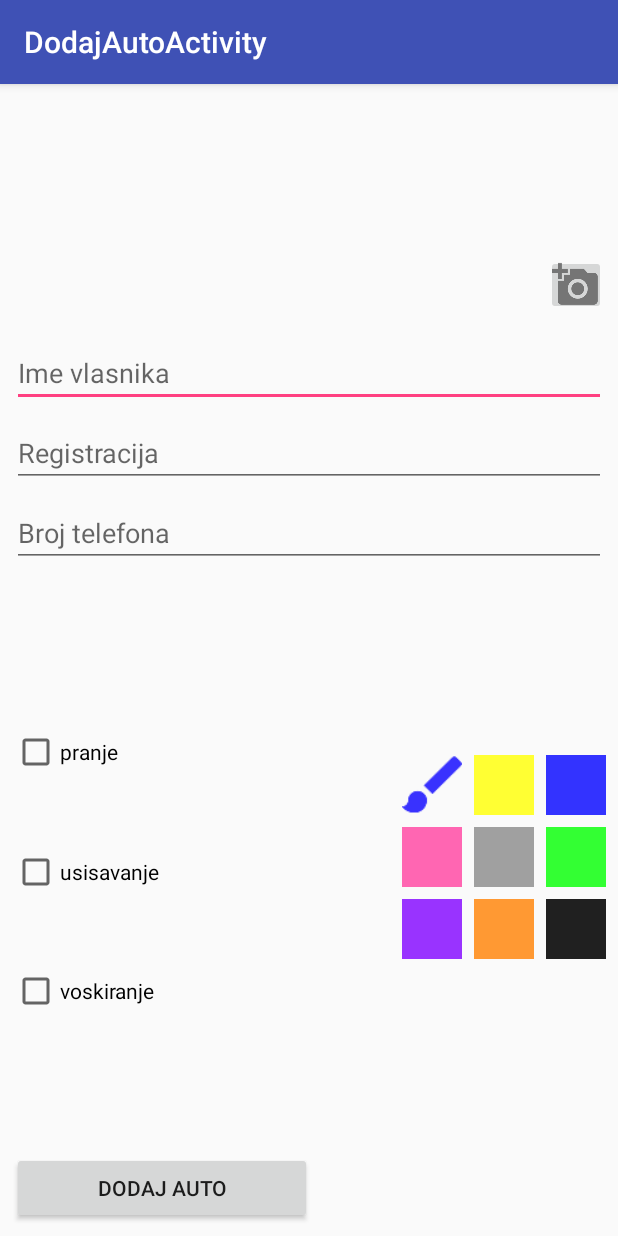
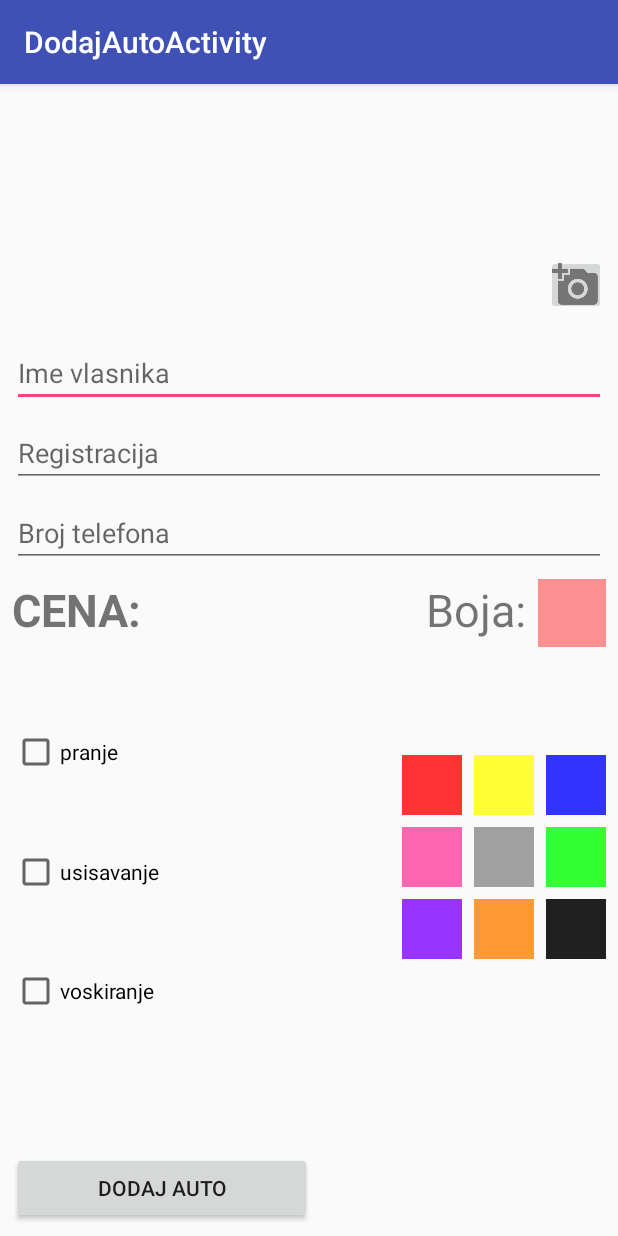
Before and after one commit to ComTradeSkola/Comtrade-Auto-perionica, an Android app: the DodajAutoActivity screen opened directly, with no data from a screen before it, after a tap on an icon or button, on a phone screen of 412 x 824 dp. Run offline under Robolectric (Android 15) with nearby library versions, the phone set to English and light mode, and no system bars.

Commit message:
Dopunio DodajAutoActivity

```diff
--- a/app/src/main/java/com/example/localadm/comtrade_auto_perionica/DodajAutoActivity.java
+++ b/app/src/main/java/com/example/localadm/comtrade_auto_perionica/DodajAutoActivity.java
@@ -48,6 +48,10 @@
     Button dodajAutoButton;
     ConstraintLayout layout;
     String lokacijaSlike;
+    View izabranaBojaView;
+    TextView ukupnaCenaUsluge;
+    int cenaUsluge = 0;
+
 
     //TODO zapamtiti da se na rotaciji ovo mora sacuvati i da se na osnovu ovoga mora opet oznaciti koja je boja selektovana
     int izabranaBoja;
@@ -61,6 +65,7 @@
         setSupportActionBar(toolbar);
 
         layout = findViewById(R.id.dodaj_auto_layout);
+
         imageView = findViewById(R.id.image_view_dodaj_auto);
         uslikajImageButton = findViewById(R.id.uslikaj_image_button);
         uslikajImageButton.setOnClickListener(new View.OnClickListener() {
@@ -69,12 +74,22 @@
                 proveriPermisiju();
             }
         });
+
         imeVlasnikatextView = findViewById(R.id.ime_vlasnika_text_view);
         registracijaTextView = findViewById(R.id.registracija_text_view);
         brojtelefonaTextView = findViewById(R.id.broj_telefona_text_view);
+
         pranjeCheckbox = findViewById(R.id.pranje_checkbox);
         usisavanjeCheckbox = findViewById(R.id.usisavanje_checkbox);
         voskiranjeCheckbox = findViewById(R.id.voskiranje_checkbox);
+        ukupnaCenaUsluge = findViewById(R.id.ukupna_cena_usluge);
+
+        izabranaBojaView = findViewById(R.id.izabrana_boja_view);
+
+
+
+
+
         dodajAutoButton = findViewById(R.id.dodaj_auto_button);
         dodajAutoButton.setOnClickListener(new View.OnClickListener() {
             @Override
@@ -84,8 +99,6 @@
                 String imeString = imeVlasnikatextView.getText().toString();
                 String registracijaString = registracijaTextView.getText().toString();
                 String telefonString = brojtelefonaTextView.getText().toString();
-                int cenaUsluge = 0;
-
 
                 if (pranjeCheckbox.isChecked()) {
                     cenaUsluge = cenaUsluge + 200;
@@ -94,8 +107,9 @@
                     cenaUsluge = cenaUsluge + 100;
                 }
                 if (voskiranjeCheckbox.isChecked()) {
-                    cenaUsluge = cenaUsluge +150;
+                    cenaUsluge = cenaUsluge + 150;
                 }
+
 
                 if (imeVlasnikatextView.length() == 0) {
                     Snackbar.make(view, "Niste uneli ime", Snackbar.LENGTH_SHORT).show();
@@ -121,6 +135,7 @@
                 }
             }
         });
+
     }
 
     private void proveriPermisiju() {
@@ -211,39 +226,39 @@
         switch (viewId) {
             case R.id.crvena_boja_imageButton:
                 izabranaBoja = R.color.crvena;
-                view.setBackgroundResource(R.drawable.ic_color_selected);
+                izabranaBojaView.setBackgroundResource(R.color.crvena);
                 break;
             case R.id.zuta_boja_imageButton:
                 izabranaBoja = R.color.zuta;
-                view.setBackgroundResource(R.drawable.ic_color_selected);
+                izabranaBojaView.setBackgroundResource(R.color.zuta);
                 break;
             case R.id.plava_boja_imageButton:
                 izabranaBoja = R.color.plava;
-                view.setBackgroundResource(R.drawable.ic_color_selected);
+                izabranaBojaView.setBackgroundResource(R.color.plava);
                 break;
             case R.id.roze_boja_imageButton:
                 izabranaBoja = R.color.roze;
-                view.setBackgroundResource(R.drawable.ic_color_selected);
+                izabranaBojaView.setBackgroundResource(R.color.roze);
                 break;
             case R.id.siva_boja_imageButton:
                 izabranaBoja = R.color.siva;
-                view.setBackgroundResource(R.drawable.ic_color_selected);
+                izabranaBojaView.setBackgroundResource(R.color.siva);
                 break;
             case R.id.zelena_boja_imageButton:
                 izabranaBoja = R.color.zelena;
-                view.setBackgroundResource(R.drawable.ic_color_selected);
+                izabranaBojaView.setBackgroundResource(R.color.zelena);
                 break;
             case R.id.lila_boja_imageButton:
                 izabranaBoja = R.color.lila;
-                view.setBackgroundResource(R.drawable.ic_color_selected);
+                izabranaBojaView.setBackgroundResource(R.color.lila);
                 break;
             case R.id.narandzasta_boja_imageButton:
                 izabranaBoja = R.color.narandzasta;
-                view.setBackgroundResource(R.drawable.ic_color_selected);
+                izabranaBojaView.setBackgroundResource(R.color.narandzasta);
                 break;
             case R.id.crna_boja_imageButton:
                 izabranaBoja = R.color.crna;
-                view.setBackgroundResource(R.drawable.ic_color_selected);
+                izabranaBojaView.setBackgroundResource(R.color.crna);
                 break;
         }
 
--- a/app/src/main/res/layout/content_dodaj_auto.xml
+++ b/app/src/main/res/layout/content_dodaj_auto.xml
@@ -247,5 +247,71 @@
         app:layout_constraintBottom_toBottomOf="@+id/image_view_dodaj_auto"
         app:layout_constraintEnd_toEndOf="@+id/image_view_dodaj_auto" />
 
+    <View
+        android:id="@+id/izabrana_boja_view"
+        android:layout_width="45dp"
+        android:layout_height="45dp"
+        android:layout_marginBottom="8dp"
+        android:layout_marginEnd="8dp"
+        android:layout_marginStart="8dp"
+        android:layout_marginTop="8dp"
+        app:srcCompat="@drawable/ic_no_color"
+        app:layout_constraintBottom_toTopOf="@+id/zuta_boja_imageButton"
+        app:layout_constraintEnd_toEndOf="parent"
+        app:layout_constraintHorizontal_bias="1.0"
+        app:layout_constraintStart_toStartOf="parent"
+        app:layout_constraintTop_toBottomOf="@+id/broj_telefona_text_view"
+        app:layout_constraintVertical_bias="0.0" />
+
+    <TextView
+        android:id="@+id/iazabrana_boja_text"
+        android:layout_width="wrap_content"
+        android:layout_height="wrap_content"
+        android:layout_marginBottom="8dp"
+        android:layout_marginEnd="8dp"
+        android:layout_marginStart="8dp"
+        android:layout_marginTop="8dp"
+        android:text="Boja:"
+        android:textSize="30sp"
+        app:layout_constraintBottom_toTopOf="@+id/zuta_boja_imageButton"
+        app:layout_constraintEnd_toStartOf="@+id/izabrana_boja_view"
+        app:layout_constraintHorizontal_bias="1.0"
+        app:layout_constraintStart_toStartOf="parent"
+        app:layout_constraintTop_toBottomOf="@+id/broj_telefona_text_view"
+        app:layout_constraintVertical_bias="0.0" />
+
+    <TextView
+        android:id="@+id/ukupna_cena_usluge"
+        android:layout_width="wrap_content"
+        android:layout_height="wrap_content"
+        android:layout_marginBottom="8dp"
+        android:layout_marginEnd="8dp"
+        android:layout_marginStart="8dp"
+        android:layout_marginTop="8dp"
+        android:textSize="30sp"
+        android:textStyle="bold"
+        app:layout_constraintBottom_toTopOf="@+id/pranje_checkbox"
+        app:layout_constraintEnd_toStartOf="@+id/iazabrana_boja_text"
+        app:layout_constraintHorizontal_bias="0.0"
+        app:layout_constraintStart_toEndOf="@+id/cena_slovima"
+        app:layout_constraintTop_toBottomOf="@+id/broj_telefona_text_view"
+        app:layout_constraintVertical_bias="0.0"
+        tools:text="500" />
+
+    <TextView
+        android:id="@+id/cena_slovima"
+        android:layout_width="wrap_content"
+        android:layout_height="wrap_content"
+        android:layout_marginEnd="8dp"
+        android:layout_marginStart="8dp"
+        android:layout_marginTop="8dp"
+        android:text="CENA:"
+        android:textSize="30sp"
+        android:textStyle="bold"
+        app:layout_constraintEnd_toEndOf="parent"
+        app:layout_constraintHorizontal_bias="0.0"
+        app:layout_constraintStart_toStartOf="parent"
+        app:layout_constraintTop_toBottomOf="@+id/broj_telefona_text_view" />
+
 
 </android.support.constraint.ConstraintLayout>
--- a/app/src/main/res/layout/item_automobil.xml
+++ b/app/src/main/res/layout/item_automobil.xml
@@ -61,6 +61,7 @@
         android:layout_height="wrap_content"
         android:layout_marginBottom="8dp"
         android:layout_marginStart="12dp"
+        android:enabled="false"
         app:layout_constraintBottom_toBottomOf="parent"
         app:layout_constraintStart_toStartOf="parent" />
 
@@ -93,6 +94,7 @@
         android:layout_height="wrap_content"
         android:layout_marginBottom="8dp"
         android:layout_marginStart="55dp"
+        android:enabled="false"
         app:layout_constraintBottom_toBottomOf="parent"
         app:layout_constraintStart_toEndOf="@+id/usisavanje_item" />
 
```
Also changed, not shown: app/src/main/res/drawable-hdpi/ic_no_color.png (added), app/src/main/res/drawable-mdpi/ic_no_color.png (added), app/src/main/res/drawable-xhdpi/ic_no_color.png (added), app/src/main/res/drawable-xxhdpi/ic_no_color.png (added).
